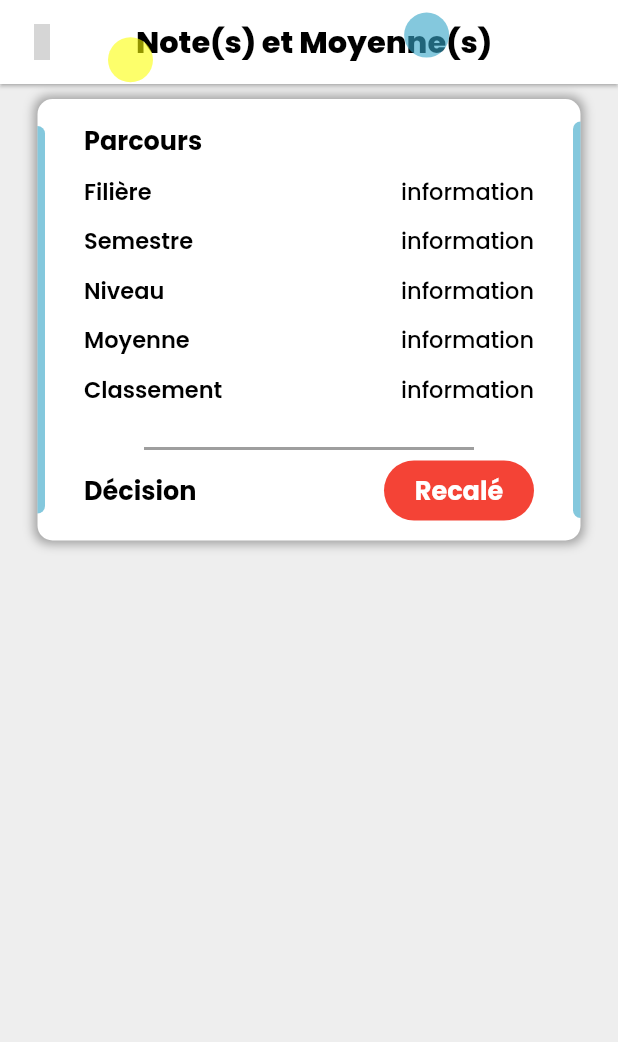
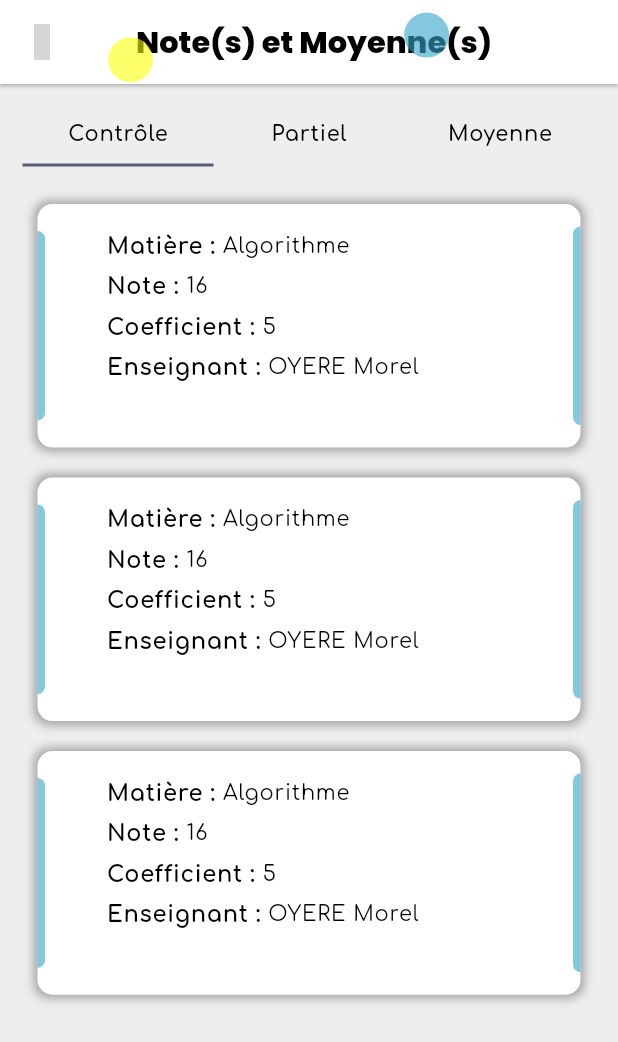
Before and after one commit to KBjeanelie/elimu_universite_mobile, a Flutter app: the MoyenneScreen screen opened directly, on a phone screen of 412 x 824 dp. Shown: the top 1042 px of the screen. Run offline on Flutter 3.47's test engine with Material 3 defaults, Android fonts, the phone set to English and light mode, and no system bars; our stand-ins replace eva_icons_flutter, flutter_iconly, google_fonts; grey boxes are pictures that could not be loaded.

Commit message:
Mise à jour des interfaces planning et notes

```diff
--- a/lib/screens/note_et_moyenne.dart
+++ b/lib/screens/note_et_moyenne.dart
@@ -1,5 +1,6 @@
 import 'package:elimu_universite_mobile/config/color_border_container.dart';
 import 'package:elimu_universite_mobile/config/size_config.dart';
+import 'package:elimu_universite_mobile/config/themes.dart';
 import 'package:elimu_universite_mobile/widget/custom_appbar.dart';
 import 'package:flutter/material.dart';
 import 'package:flutter_iconly/flutter_iconly.dart';
@@ -29,14 +30,71 @@ class MoyenneScreen extends StatelessWidget {
           centerTitle: true,
           backgroundColor: const Color.fromARGB(255, 255, 255, 255),
         ),
-        body: SingleChildScrollView(
+        body: DefaultTabController(length: 3,
           child: Column(
             children: [
+              Container(
+                margin: const EdgeInsets.all(15),
+                height: 40,
+                child: TabBar(
+                  //indicatorColor: getColorFromHex("#04294B"),
+                  tabs: [
+                    Tab(
+                      child: customeTextStyle("Contrôle", size: 14, fontWeight: FontWeight.w600),
+                    ),
+                    Tab(
+                      child: customeTextStyle("Partiel", size: 14, fontWeight: FontWeight.w600),
+                    ),
+                    Tab(
+                      child: customeTextStyle("Moyenne", size: 14, fontWeight: FontWeight.w600),
+                    )
+                  ],
+                ),
+              ),
+
+              Expanded(
+                child: TabBarView(
+                  children: [
+                    SingleChildScrollView(
+                      padding: const EdgeInsets.only(bottom: 15),
+                      child: Column(
+                        children: List.generate(3, (index) {
+                          return evaluation_card();
+                        }),
+                      ),
+                    ),
+                    SingleChildScrollView(
+                      child: Column(
+                        children: List.generate(7, (index) {
+                          return evaluation_card();
+                        }),
+                      ),
+                    ),
+                    SingleChildScrollView(
+                      child: Column(
+                        children: List.generate(10, (index) {
+                          return average_card();
+                        }),
+                      ),
+                    ),
+                  ],
+                )
+              )
+
+            ],
+          ),
+        )
+      );
+  }
+}
+
+Column average_card() {
+  return Column(
+    children: [
       Padding(
-                padding:
-                    const EdgeInsets.symmetric(horizontal: 25, vertical: 10),
+        padding: const EdgeInsets.symmetric(horizontal: 25, vertical: 10),
         child: Container(
-                  height: getProportionateScreenHeight(290),
+          height: getProportionateScreenHeight(200),
           width: double.infinity,
           decoration: BoxDecoration(
             color: Colors.white,
@@ -70,89 +128,61 @@ class MoyenneScreen extends StatelessWidget {
               ),
               //
               Padding(
-                        padding: const EdgeInsets.symmetric(
-                          vertical: 15,
-                          horizontal: 10,
-                        ),
+                padding: const EdgeInsets.symmetric(vertical: 10),
                 child: Container(
                   // color: Colors.green,
-                          width: 300,
+                  width: 270,
                   child: Column(
                     crossAxisAlignment: CrossAxisAlignment.start,
                     children: [
-                              Text(
-                                'Parcours',
-                                style: GoogleFonts.poppins(
-                                  color: Colors.black,
-                                  fontWeight: FontWeight.w700,
-                                  fontSize: 17,
+                      Container(
+                        margin: const EdgeInsets.only(top: 10),
+                        child: Row(
+                          mainAxisAlignment: MainAxisAlignment.spaceBetween,
+                          children: [
+                            customeTextStyle("Parcours : ", size: 15, color: black, fontWeight: FontWeight.bold),
+                            Expanded(child: customeTextStyle('Licence Informatique 1', size: 14))
+                        ],),
                       ),
+                      Container(
+                        margin: const EdgeInsets.only(top: 10),
+                        child: Row(
+                          children: [
+                            customeTextStyle("Semestre : ", size: 15, color: black, fontWeight: FontWeight.bold),
+                            customeTextStyle('1', size: 14)
+                        ],),
                       ),
-                              const SizedBox(
-                                height: 10,
+                      Container(
+                        margin: const EdgeInsets.only(top: 10),
+                        child: Row(
+                          children: [
+                            customeTextStyle("Niveau : ", size: 15, color: black, fontWeight: FontWeight.bold),
+                            customeTextStyle('1ere année', size: 14)
+                        ],),
                       ),
-                              const InfoLine(
-                                denomination: 'Filière',
-                                resultat: 'information',
+                      Container(
+                        margin: const EdgeInsets.only(top: 10),
+                        child: Row(
+                          mainAxisAlignment: MainAxisAlignment.spaceBetween,
+                          children: [
+                            customeTextStyle("Moyenne : ", size: 15, color: black, fontWeight: FontWeight.bold),
+                            Expanded(child: customeTextStyle('12,25', size: 14))
+                        ],),
                       ),
-                              const SizedBox(
-                                height: 10,
-                              ),
-                              const InfoLine(
-                                denomination: 'Semestre',
-                                resultat: 'information',
-                              ),
-                              const SizedBox(
-                                height: 10,
-                              ),
-                              const InfoLine(
-                                denomination: 'Niveau',
-                                resultat: 'information',
-                              ),
-                              const SizedBox(
-                                height: 10,
-                              ),
-                              const InfoLine(
-                                denomination: 'Moyenne',
-                                resultat: 'information',
-                              ),
-                              const SizedBox(
-                                height: 10,
-                              ),
-                              const InfoLine(
-                                denomination: 'Classement',
-                                resultat: 'information',
-                              ),
-                              const SizedBox(
-                                height: 20,
-                              ),
-                              const Divider(
-                                color: Colors.black38,
-                                indent: 40,
-                                endIndent: 40,
-                                thickness: 2,
-                              ),
-                              Row(
-                                mainAxisAlignment:
-                                    MainAxisAlignment.spaceBetween,
+                      Container(
+                        margin: const EdgeInsets.only(top: 10),
+                        child: Row(
+                          mainAxisAlignment: MainAxisAlignment.spaceBetween,
                           children: [
-                                  Text(
-                                    'Décision',
-                                    style: GoogleFonts.poppins(
-                                      color: Colors.black,
-                                      fontWeight: FontWeight.w700,
-                                      fontSize: 17,
-                                    ),
-                                  ),
-                                  Decision(
-                                    isAdmi: _isAdmit,
-                                  )
-                                ],
+                            customeTextStyle("Décision : ", size: 15, color: black, fontWeight: FontWeight.bold),
+                            btn_valided(true)
+                        ],),
                       )
                     ],
                   ),
                 ),
               ),
+
               //bord container
               Padding(
                 padding: const EdgeInsets.symmetric(
@@ -175,73 +205,129 @@ class MoyenneScreen extends StatelessWidget {
         ),
       )
     ],
+  );
+}
+
+Column evaluation_card() {
+  return Column(
+    children: [
+      Padding(
+        padding: const EdgeInsets.symmetric(horizontal: 25, vertical: 10),
+        child: Container(
+          height: getProportionateScreenHeight(160),
+          width: double.infinity,
+          decoration: BoxDecoration(
+            color: Colors.white,
+            borderRadius: BorderRadius.circular(10),
+            boxShadow: [
+              BoxShadow(
+                color: Colors.grey.shade500,
+                blurRadius: 5,
+                spreadRadius: 2,
+              ),
+            ]),
+          child: Row(
+            mainAxisAlignment: MainAxisAlignment.spaceBetween,
+            children: [
+              //bord container
+              Padding(
+                padding: const EdgeInsets.symmetric(
+                  vertical: 18,
+                ),
+                child: Container(
+                  height: double.infinity,
+                  width: 5,
+                  decoration: BoxDecoration(
+                    color: cBlue,
+                    borderRadius: const BorderRadius.only(
+                      topRight: Radius.circular(20),
+                      bottomRight: Radius.circular(20),
                     ),
                   ),
+                ),
+              ),
+              //
+              Padding(
+                padding: const EdgeInsets.symmetric(vertical: 10),
+                child: Container(
+                  // color: Colors.green,
+                  width: 270,
+                  child: Column(
+                    crossAxisAlignment: CrossAxisAlignment.start,
+                    children: [
+                      Container(
+                        margin: const EdgeInsets.only(top: 10),
+                        child: Row(
+                          mainAxisAlignment: MainAxisAlignment.spaceBetween,
+                          children: [
+                            customeTextStyle("Matière : ", size: 15, color: black, fontWeight: FontWeight.bold),
+                            Expanded(child: customeTextStyle('Algorithme', size: 14))
+                        ],),
+                      ),
+                      Container(
+                        margin: const EdgeInsets.only(top: 10),
+                        child: Row(
+                          children: [
+                            customeTextStyle("Note : ", size: 15, color: black, fontWeight: FontWeight.bold),
+                            customeTextStyle('16', size: 14)
+                        ],),
+                      ),
+                      Container(
+                        margin: const EdgeInsets.only(top: 10),
+                        child: Row(
+                          children: [
+                            customeTextStyle("Coefficient : ", size: 15, color: black, fontWeight: FontWeight.bold),
+                            customeTextStyle('5', size: 14)
+                        ],),
+                      ),
+                      Container(
+                        margin: const EdgeInsets.only(top: 10),
+                        child: Row(
+                          mainAxisAlignment: MainAxisAlignment.spaceBetween,
+                          children: [
+                            customeTextStyle("Enseignant : ", size: 15, color: black, fontWeight: FontWeight.bold),
+                            Expanded(child: customeTextStyle('OYERE Morel', size: 14))
+                        ],),
+                      )
+                    ],
+                  ),
+                ),
+              ),
+
+              //bord container
+              Padding(
+                padding: const EdgeInsets.symmetric(
+                  vertical: 15,
+                ),
+                child: Container(
+                  height: double.infinity,
+                  width: 5,
+                  decoration: BoxDecoration(
+                    color: cBlue,
+                    borderRadius: const BorderRadius.only(
+                      topLeft: Radius.circular(20),
+                      bottomLeft: Radius.circular(20),
+                    ),
+                  ),
+                ),
+              ),
+            ],
+          ),
+        ),
+      )
+    ],
   );
 }
-}
 
-class Decision extends StatelessWidget {
-  final bool isAdmi;
-
-  const Decision({
-    super.key,
-    required this.isAdmi,
-  });
-
-  @override
-  Widget build(BuildContext context) {
+Container btn_valided(isAdmi) {
   return Container(
-      height: 40,
-      width: 100,
+    height: 30,
+    width: 80,
     alignment: Alignment.center,
     decoration: BoxDecoration(
       color: isAdmi ? Colors.green : Colors.red,
       borderRadius: BorderRadius.circular(20),
     ),
-      child: Text(
-        isAdmi ? 'Admis' : "Recalé",
-        style: GoogleFonts.poppins(
-          color: Colors.white,
-          fontWeight: FontWeight.w700,
-          fontSize: 17,
-        ),
-      ),
+    child: customeTextStyle(isAdmi ? 'Admis' : "Recalé",)
   );
 }
-}
-
-class InfoLine extends StatelessWidget {
-  final String denomination;
-  final String resultat;
-  const InfoLine({
-    super.key,
-    required this.denomination,
-    required this.resultat,
-  });
-
-  @override
-  Widget build(BuildContext context) {
-    return Row(
-      mainAxisAlignment: MainAxisAlignment.spaceBetween,
-      children: [
-        Text(
-          denomination,
-          style: GoogleFonts.poppins(
-            color: Colors.black,
-            fontWeight: FontWeight.w600,
-            fontSize: 15,
-          ),
-        ),
-        Text(
-          resultat,
-          style: GoogleFonts.poppins(
-            color: Colors.black,
-            fontWeight: FontWeight.w500,
-            fontSize: 15,
-          ),
-        ),
-      ],
-    );
-  }
-}
--- a/lib/screens/planning.dart
+++ b/lib/screens/planning.dart
@@ -1,3 +1,4 @@
+import 'package:elimu_universite_mobile/config/themes.dart';
 import 'package:flutter/material.dart';
 import 'package:elimu_universite_mobile/config/size_config.dart';
 import 'package:elimu_universite_mobile/config/color_border_container.dart';
@@ -5,7 +6,7 @@ import 'package:elimu_universite_mobile/widget/custom_appbar.dart';
 import 'package:flutter_iconly/flutter_iconly.dart';
 import 'package:google_fonts/google_fonts.dart';
 
-List<String> weekDays = ['Lun', 'Mar', 'Mer', 'Jeu', 'Ven', 'Sam', 'Dim'];
+List<String> weekDays = ['Lun', 'Mar', 'Mer', 'Jeu', 'Ven', 'Sam'];
 
 List<List<String>> coursListByDay = [
   [
@@ -80,7 +81,7 @@ class _EmploiDuTempsState extends State<EmploiDuTemps> {
                         child: DayS(
                           jour: day,
                           isDay: day == selectedDay,
-                          isRed: day == 'Sam' || day == 'Dim',
+                          isRed: day == 'Sam',
                         ),
                       ),
                   ],
@@ -147,14 +148,7 @@ class PauseTime extends StatelessWidget {
       child: Row(
         mainAxisAlignment: MainAxisAlignment.spaceBetween,
         children: [
-          Text(
-            '12:00',
-            style: GoogleFonts.poppins(
-              color: Colors.black,
-              fontWeight: FontWeight.w600,
-              fontSize: 17.5,
-            ),
-          ),
+          customeTextStyle("12:00"),
           Container(
             height: getProportionateScreenHeight(35),
             width: getProportionateScreenWidth(250),
@@ -167,14 +161,7 @@ class PauseTime extends StatelessWidget {
                 width: 2,
               ),
             ),
-            child: Text(
-              'PAUSE',
-              style: GoogleFonts.poppins(
-                color: Colors.red,
-                fontWeight: FontWeight.w600,
-                fontSize: 16,
-              ),
-            ),
+            child: customeTextStyle('PAUSE')
           ),
         ],
       ),
@@ -197,33 +184,19 @@ class CoursTime extends StatelessWidget {
     return Padding(
       padding: const EdgeInsets.symmetric(vertical: 15, horizontal: 35),
       child: Row(
-        mainAxisAlignment: MainAxisAlignment.spaceBetween,
         crossAxisAlignment: CrossAxisAlignment.center,
         children: [
-          Text(
-            heure,
-            style: const TextStyle(
-              color: Colors.black,
-              fontWeight: FontWeight.w600,
-              fontSize: 17.5,
-            ),
-          ),
+          customeTextStyle(heure),
           Container(
             height: 35,
             width: 250,
+            margin: const EdgeInsets.only(left: 5),
             alignment: Alignment.center,
             decoration: BoxDecoration(
               color: bkColors,
               borderRadius: BorderRadius.circular(5),
             ),
-            child: Text(
-              cours,
-              style: const TextStyle(
-                color: Colors.white,
-                fontWeight: FontWeight.w600,
-                fontSize: 16,
-              ),
-            ),
+            child: customeTextStyle(cours)
           ),
         ],
       ),
@@ -290,8 +263,6 @@ String getCurrentDay() {
       return 'Ven';
     case 6:
       return 'Sam';
-    case 7:
-      return 'Dim';
     default:
       return 'Lun';
   }
```
Lines whose indentation alone changed are shown as unchanged.
